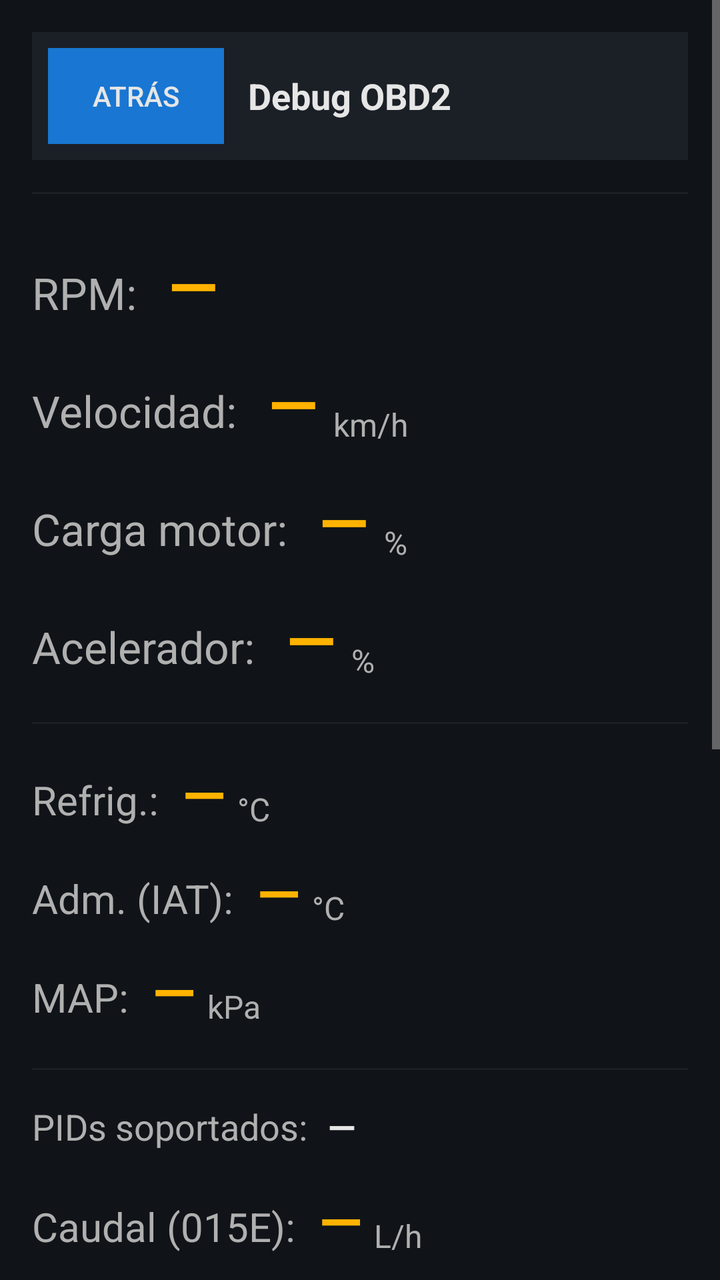
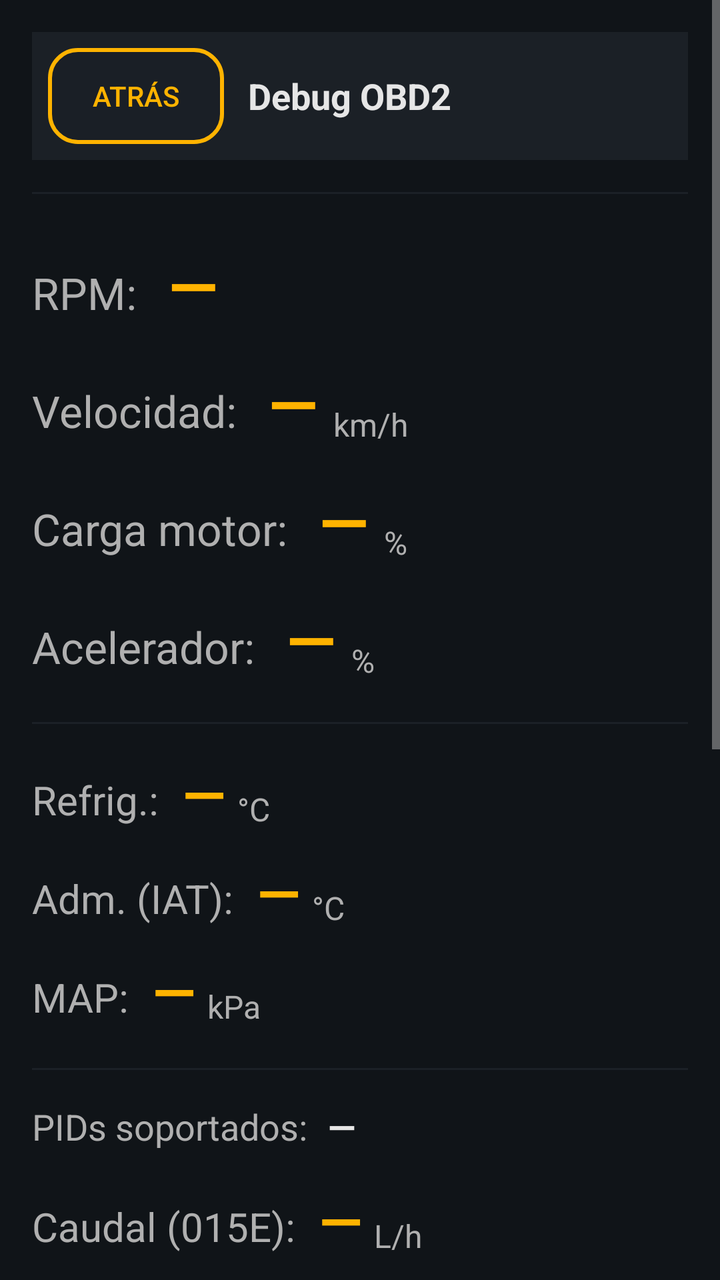

Screens rendered from an Android XML layout before and after an edit, with the pre-edit source and the edit as a unified diff.
<!-- AndroidManifest.xml: application theme Theme.ObdMap -->
<!-- res/layout/activity_obd_debug.xml -->
<?xml version="1.0" encoding="utf-8"?>
<ScrollView xmlns:android="http://schemas.android.com/apk/res/android"
    xmlns:tools="http://schemas.android.com/tools"
    android:layout_width="match_parent"
    android:layout_height="match_parent"
    android:background="@color/background_dark">

    <LinearLayout
        android:layout_width="match_parent"
        android:layout_height="wrap_content"
        android:orientation="vertical"
        android:padding="16dp">

        
        <LinearLayout
            android:layout_width="match_parent"
            android:layout_height="wrap_content"
            android:background="@color/surface_dark"
            android:orientation="horizontal"
            android:padding="8dp">

            <Button
                android:id="@+id/debugBackButton"
                android:layout_width="wrap_content"
                android:layout_height="wrap_content"
                android:layout_gravity="center_vertical"
                android:background="@color/primary_dark"
                android:paddingStart="16dp"
                android:paddingEnd="16dp"
                android:text="@string/debug_back_button"
                android:textColor="@color/text_primary"
                android:textSize="14sp" />

            <TextView
                android:layout_width="0dp"
                android:layout_height="wrap_content"
                android:layout_gravity="center_vertical"
                android:layout_marginStart="12dp"
                android:layout_weight="1"
                android:text="@string/debug_title"
                android:textColor="@color/text_primary"
                android:textSize="18sp"
                android:textStyle="bold" />
        </LinearLayout>

        
        <View
            android:layout_width="match_parent"
            android:layout_height="1dp"
            android:layout_marginTop="16dp"
            android:background="@color/surface_dark" />

        
        
        

        
        <LinearLayout
            android:layout_width="match_parent"
            android:layout_height="wrap_content"
            android:layout_marginTop="24dp"
            android:orientation="horizontal">

            <TextView
                android:layout_width="wrap_content"
                android:layout_height="wrap_content"
                android:text="@string/debug_rpm_label"
                android:textColor="@color/text_secondary"
                android:textSize="22sp" />

            <TextView
                android:id="@+id/debugRpmValue"
                android:layout_width="wrap_content"
                android:layout_height="wrap_content"
                android:layout_marginStart="16dp"
                android:text="@string/debug_no_data"
                android:textColor="@color/accent"
                android:textSize="32sp"
                android:textStyle="bold" />
        </LinearLayout>

        
        <LinearLayout
            android:layout_width="match_parent"
            android:layout_height="wrap_content"
            android:layout_marginTop="16dp"
            android:orientation="horizontal">

            <TextView
                android:layout_width="wrap_content"
                android:layout_height="wrap_content"
                android:text="@string/debug_speed_label"
                android:textColor="@color/text_secondary"
                android:textSize="22sp" />

            <TextView
                android:id="@+id/debugSpeedValue"
                android:layout_width="wrap_content"
                android:layout_height="wrap_content"
                android:layout_marginStart="16dp"
                android:text="@string/debug_no_data"
                android:textColor="@color/accent"
                android:textSize="32sp"
                android:textStyle="bold" />

            <TextView
                android:layout_width="wrap_content"
                android:layout_height="wrap_content"
                android:layout_marginStart="8dp"
                android:layout_gravity="bottom"
                android:text="@string/debug_speed_unit"
                android:textColor="@color/text_secondary"
                android:textSize="16sp" />
        </LinearLayout>

        
        <LinearLayout
            android:layout_width="match_parent"
            android:layout_height="wrap_content"
            android:layout_marginTop="16dp"
            android:orientation="horizontal">

            <TextView
                android:layout_width="wrap_content"
                android:layout_height="wrap_content"
                android:text="@string/debug_load_label"
                android:textColor="@color/text_secondary"
                android:textSize="22sp" />

            <TextView
                android:id="@+id/debugLoadValue"
                android:layout_width="wrap_content"
                android:layout_height="wrap_content"
                android:layout_marginStart="16dp"
                android:text="@string/debug_no_data"
                android:textColor="@color/accent"
                android:textSize="32sp"
                android:textStyle="bold" />

            <TextView
                android:layout_width="wrap_content"
                android:layout_height="wrap_content"
                android:layout_marginStart="8dp"
                android:layout_gravity="bottom"
                android:text="@string/debug_load_unit"
                android:textColor="@color/text_secondary"
                android:textSize="16sp" />
        </LinearLayout>

        
        <LinearLayout
            android:layout_width="match_parent"
            android:layout_height="wrap_content"
            android:layout_marginTop="16dp"
            android:orientation="horizontal">

            <TextView
                android:layout_width="wrap_content"
                android:layout_height="wrap_content"
                android:text="@string/debug_throttle_label"
                android:textColor="@color/text_secondary"
                android:textSize="22sp" />

            <TextView
                android:id="@+id/debugThrottleValue"
                android:layout_width="wrap_content"
                android:layout_height="wrap_content"
                android:layout_marginStart="16dp"
                android:text="@string/debug_no_data"
                android:textColor="@color/accent"
                android:textSize="32sp"
                android:textStyle="bold" />

            <TextView
                android:layout_width="wrap_content"
                android:layout_height="wrap_content"
                android:layout_marginStart="8dp"
                android:layout_gravity="bottom"
                android:text="@string/debug_throttle_unit"
                android:textColor="@color/text_secondary"
                android:textSize="16sp" />
        </LinearLayout>

        
        <View
            android:layout_width="match_parent"
            android:layout_height="1dp"
            android:layout_marginTop="20dp"
            android:background="@color/surface_dark" />

        
        
        

        
        <LinearLayout
            android:layout_width="match_parent"
            android:layout_height="wrap_content"
            android:layout_marginTop="16dp"
            android:orientation="horizontal">

            <TextView
                android:layout_width="wrap_content"
                android:layout_height="wrap_content"
                android:text="@string/debug_coolant_label"
                android:textColor="@color/text_secondary"
                android:textSize="20sp" />

            <TextView
                android:id="@+id/debugCoolantValue"
                android:layout_width="wrap_content"
                android:layout_height="wrap_content"
                android:layout_marginStart="12dp"
                android:text="@string/debug_no_data"
                android:textColor="@color/accent"
                android:textSize="28sp"
                android:textStyle="bold" />

            <TextView
                android:layout_width="wrap_content"
                android:layout_height="wrap_content"
                android:layout_marginStart="6dp"
                android:layout_gravity="bottom"
                android:text="@string/debug_coolant_unit"
                android:textColor="@color/text_secondary"
                android:textSize="16sp" />
        </LinearLayout>

        
        <LinearLayout
            android:layout_width="match_parent"
            android:layout_height="wrap_content"
            android:layout_marginTop="12dp"
            android:orientation="horizontal">

            <TextView
                android:layout_width="wrap_content"
                android:layout_height="wrap_content"
                android:text="@string/debug_iat_label"
                android:textColor="@color/text_secondary"
                android:textSize="20sp" />

            <TextView
                android:id="@+id/debugIatValue"
                android:layout_width="wrap_content"
                android:layout_height="wrap_content"
                android:layout_marginStart="12dp"
                android:text="@string/debug_no_data"
                android:textColor="@color/accent"
                android:textSize="28sp"
                android:textStyle="bold" />

            <TextView
                android:layout_width="wrap_content"
                android:layout_height="wrap_content"
                android:layout_marginStart="6dp"
                android:layout_gravity="bottom"
                android:text="@string/debug_iat_unit"
                android:textColor="@color/text_secondary"
                android:textSize="16sp" />
        </LinearLayout>

        
        <LinearLayout
            android:layout_width="match_parent"
            android:layout_height="wrap_content"
            android:layout_marginTop="12dp"
            android:orientation="horizontal">

            <TextView
                android:layout_width="wrap_content"
                android:layout_height="wrap_content"
                android:text="@string/debug_map_label"
                android:textColor="@color/text_secondary"
                android:textSize="20sp" />

            <TextView
                android:id="@+id/debugMapValue"
                android:layout_width="wrap_content"
                android:layout_height="wrap_content"
                android:layout_marginStart="12dp"
                android:text="@string/debug_no_data"
                android:textColor="@color/accent"
                android:textSize="28sp"
                android:textStyle="bold" />

            <TextView
                android:layout_width="wrap_content"
                android:layout_height="wrap_content"
                android:layout_marginStart="6dp"
                android:layout_gravity="bottom"
                android:text="@string/debug_map_unit"
                android:textColor="@color/text_secondary"
                android:textSize="16sp" />
        </LinearLayout>

        
        <View
            android:layout_width="match_parent"
            android:layout_height="1dp"
            android:layout_marginTop="20dp"
            android:background="@color/surface_dark" />

        
        
        

        
        <LinearLayout
            android:layout_width="match_parent"
            android:layout_height="wrap_content"
            android:layout_marginTop="16dp"
            android:orientation="horizontal">

            <TextView
                android:layout_width="wrap_content"
                android:layout_height="wrap_content"
                android:text="@string/debug_pids_label"
                android:textColor="@color/text_secondary"
                android:textSize="18sp" />

            <TextView
                android:id="@+id/debugPidsValue"
                android:layout_width="wrap_content"
                android:layout_height="wrap_content"
                android:layout_marginStart="10dp"
                android:text="@string/debug_no_data"
                android:textColor="@color/text_primary"
                android:textSize="18sp"
                android:textStyle="bold" />
        </LinearLayout>

        
        <LinearLayout
            android:layout_width="match_parent"
            android:layout_height="wrap_content"
            android:layout_marginTop="16dp"
            android:orientation="horizontal">

            <TextView
                android:layout_width="wrap_content"
                android:layout_height="wrap_content"
                android:text="@string/debug_fuelrate_label"
                android:textColor="@color/text_secondary"
                android:textSize="20sp" />

            <TextView
                android:id="@+id/debugFuelRateValue"
                android:layout_width="wrap_content"
                android:layout_height="wrap_content"
                android:layout_marginStart="12dp"
                android:text="@string/debug_no_data"
                android:textColor="@color/accent"
                android:textSize="28sp"
                android:textStyle="bold" />

            <TextView
                android:layout_width="wrap_content"
                android:layout_height="wrap_content"
                android:layout_marginStart="6dp"
                android:layout_gravity="bottom"
                android:text="@string/debug_fuelrate_unit"
                android:textColor="@color/text_secondary"
                android:textSize="16sp" />
        </LinearLayout>

        
        <LinearLayout
            android:layout_width="match_parent"
            android:layout_height="wrap_content"
            android:layout_marginTop="12dp"
            android:orientation="horizontal">

            <TextView
                android:layout_width="wrap_content"
                android:layout_height="wrap_content"
                android:text="@string/debug_fuel_method_label"
                android:textColor="@color/text_secondary"
                android:textSize="18sp" />

            <TextView
                android:id="@+id/debugFuelMethodValue"
                android:layout_width="wrap_content"
                android:layout_height="wrap_content"
                android:layout_marginStart="10dp"
                android:text="@string/debug_fuel_method_none"
                android:textColor="@color/text_primary"
                android:textSize="18sp"
                android:textStyle="bold" />
        </LinearLayout>

        
        <LinearLayout
            android:layout_width="match_parent"
            android:layout_height="wrap_content"
            android:layout_marginTop="16dp"
            android:orientation="horizontal">

            <TextView
                android:layout_width="wrap_content"
                android:layout_height="wrap_content"
                android:text="@string/debug_instant_lh_label"
                android:textColor="@color/text_secondary"
                android:textSize="22sp" />

            <TextView
                android:id="@+id/debugInstantLhValue"
                android:layout_width="wrap_content"
                android:layout_height="wrap_content"
                android:layout_marginStart="16dp"
                android:text="@string/debug_no_data"
                android:textColor="@color/accent"
                android:textSize="32sp"
                android:textStyle="bold" />

            <TextView
                android:layout_width="wrap_content"
                android:layout_height="wrap_content"
                android:layout_marginStart="8dp"
                android:layout_gravity="bottom"
                android:text="@string/debug_instant_lh_unit"
                android:textColor="@color/text_secondary"
                android:textSize="16sp" />
        </LinearLayout>

        
        <LinearLayout
            android:layout_width="match_parent"
            android:layout_height="wrap_content"
            android:layout_marginTop="12dp"
            android:orientation="horizontal">

            <TextView
                android:layout_width="wrap_content"
                android:layout_height="wrap_content"
                android:text="@string/debug_instant_l100km_label"
                android:textColor="@color/text_secondary"
                android:textSize="22sp" />

            <TextView
                android:id="@+id/debugInstantL100kmValue"
                android:layout_width="wrap_content"
                android:layout_height="wrap_content"
                android:layout_marginStart="16dp"
                android:text="@string/debug_no_data"
                android:textColor="@color/accent"
                android:textSize="32sp"
                android:textStyle="bold" />

            <TextView
                android:layout_width="wrap_content"
                android:layout_height="wrap_content"
                android:layout_marginStart="8dp"
                android:layout_gravity="bottom"
                android:text="@string/debug_instant_l100km_unit"
                android:textColor="@color/text_secondary"
                android:textSize="16sp" />
        </LinearLayout>

        
        <LinearLayout
            android:layout_width="match_parent"
            android:layout_height="wrap_content"
            android:layout_marginTop="12dp"
            android:orientation="horizontal">

            <TextView
                android:layout_width="wrap_content"
                android:layout_height="wrap_content"
                android:text="@string/debug_average_l100km_label"
                android:textColor="@color/text_secondary"
                android:textSize="22sp" />

            <TextView
                android:id="@+id/debugAverageL100kmValue"
                android:layout_width="wrap_content"
                android:layout_height="wrap_content"
                android:layout_marginStart="16dp"
                android:text="@string/debug_no_data"
                android:textColor="@color/accent"
                android:textSize="32sp"
                android:textStyle="bold" />

            <TextView
                android:layout_width="wrap_content"
                android:layout_height="wrap_content"
                android:layout_marginStart="8dp"
                android:layout_gravity="bottom"
                android:text="@string/debug_average_l100km_unit"
                android:textColor="@color/text_secondary"
                android:textSize="16sp" />
        </LinearLayout>

        
        <Button
            android:id="@+id/debugResetAvgButton"
            android:layout_width="wrap_content"
            android:layout_height="wrap_content"
            android:layout_marginTop="12dp"
            android:background="@color/primary_dark"
            android:paddingStart="20dp"
            android:paddingEnd="20dp"
            android:text="@string/debug_reset_avg_button"
            android:textColor="@color/text_primary"
            android:textSize="14sp" />

        
        <TextView
            android:layout_width="match_parent"
            android:layout_height="wrap_content"
            android:layout_marginTop="20dp"
            android:text="@string/debug_calib_label"
            android:textColor="@color/text_secondary"
            android:textSize="18sp" />

        <LinearLayout
            android:layout_width="match_parent"
            android:layout_height="wrap_content"
            android:layout_marginTop="8dp"
            android:orientation="horizontal">

            <EditText
                android:id="@+id/debugCalibInput"
                android:layout_width="0dp"
                android:layout_height="wrap_content"
                android:layout_gravity="center_vertical"
                android:layout_weight="1"
                android:hint="@string/debug_calib_label"
                android:inputType="numberDecimal"
                android:maxLength="6"
                android:textColor="@color/text_primary"
                android:textColorHint="@color/text_secondary"
                android:textSize="20sp"
                tools:ignore="Autofill" />

            <Button
                android:id="@+id/debugCalibSaveButton"
                android:layout_width="wrap_content"
                android:layout_height="wrap_content"
                android:layout_gravity="center_vertical"
                android:layout_marginStart="12dp"
                android:background="@color/primary_dark"
                android:paddingStart="20dp"
                android:paddingEnd="20dp"
                android:text="@string/debug_calib_save_button"
                android:textColor="@color/text_primary"
                android:textSize="14sp" />
        </LinearLayout>

        
        <View
            android:layout_width="match_parent"
            android:layout_height="1dp"
            android:layout_marginTop="20dp"
            android:background="@color/surface_dark" />

        
        
        

        
        <LinearLayout
            android:layout_width="match_parent"
            android:layout_height="wrap_content"
            android:layout_marginTop="16dp"
            android:orientation="horizontal">

            <TextView
                android:layout_width="wrap_content"
                android:layout_height="wrap_content"
                android:text="@string/debug_state_label"
                android:textColor="@color/text_secondary"
                android:textSize="15sp" />

            <TextView
                android:id="@+id/debugStateValue"
                android:layout_width="wrap_content"
                android:layout_height="wrap_content"
                android:layout_marginStart="8dp"
                android:text="@string/obd_state_connecting"
                android:textColor="@color/text_primary"
                android:textSize="15sp" />
        </LinearLayout>

        
        <TextView
            android:id="@+id/debugLastReading"
            android:layout_width="match_parent"
            android:layout_height="wrap_content"
            android:layout_marginTop="8dp"
            android:text="@string/debug_no_reading_yet"
            android:textColor="@color/text_secondary"
            android:textSize="13sp" />

    </LinearLayout>
</ScrollView>
<!-- resources referenced by this layout -->
<resources>
  <color name="accent">#FFFFB300</color>
  <color name="background_dark">#FF101418</color>
  <color name="primary_dark">#FF1976D2</color>
  <color name="surface_dark">#FF1B2026</color>
  <color name="text_primary">#FFE6E6E6</color>
  <color name="text_secondary">#FFB0B0B0</color>
  <string name="debug_average_l100km_label">Consumo medio:</string>
  <string name="debug_average_l100km_unit">L/100km</string>
  <string name="debug_back_button">Atrás</string>
  <string name="debug_calib_label">Calibración qMax (mg/carrera):</string>
  <string name="debug_calib_save_button">Guardar</string>
  <string name="debug_coolant_label">Refrig.:</string>
  <string name="debug_coolant_unit">°C</string>
  <string name="debug_fuel_method_label">Método consumo:</string>
  <string name="debug_fuel_method_none">Sin dato</string>
  <string name="debug_fuelrate_label">Caudal (015E):</string>
  <string name="debug_fuelrate_unit">L/h</string>
  <string name="debug_iat_label">Adm. (IAT):</string>
  <string name="debug_iat_unit">°C</string>
  <string name="debug_instant_l100km_label">Consumo inst.:</string>
  <string name="debug_instant_l100km_unit">L/100km</string>
  <string name="debug_instant_lh_label">Consumo inst.:</string>
  <string name="debug_instant_lh_unit">L/h</string>
  <string name="debug_load_label">Carga motor:</string>
  <string name="debug_load_unit">%</string>
  <string name="debug_map_label">MAP:</string>
  <string name="debug_map_unit">kPa</string>
  <string name="debug_no_data">—</string>
  <string name="debug_no_reading_yet">Sin lecturas aún</string>
  <string name="debug_pids_label">PIDs soportados:</string>
  <string name="debug_reset_avg_button">Reiniciar medio</string>
  <string name="debug_rpm_label">RPM:</string>
  <string name="debug_speed_label">Velocidad:</string>
  <string name="debug_speed_unit">km/h</string>
  <string name="debug_state_label">Estado:</string>
  <string name="debug_throttle_label">Acelerador:</string>
  <string name="debug_throttle_unit">%</string>
  <string name="debug_title">Debug OBD2</string>
  <string name="obd_state_connecting">Conectando…</string>
  <style name="Theme.ObdMap" parent="Theme.AppCompat.NoActionBar">
          <item name="colorPrimary">@color/primary</item>
          <item name="colorPrimaryDark">@color/primary_dark</item>
          <item name="colorAccent">@color/accent</item>
          <item name="android:windowBackground">@color/background_dark</item>
          <item name="android:textColorPrimary">@color/text_primary</item>
          <item name="android:textColorSecondary">@color/text_secondary</item>
          <item name="android:windowFullscreen">true</item>
      </style>
  <color name="primary">#FF2196F3</color>
</resources>

<!-- the commit's change to res/layout/activity_obd_debug.xml (unified diff, before → after) -->
@@ -24,11 +24,11 @@
                 android:layout_width="wrap_content"
                 android:layout_height="wrap_content"
                 android:layout_gravity="center_vertical"
-                android:background="@color/primary_dark"
+                android:background="@drawable/btn_hud_night"
                 android:paddingStart="16dp"
                 android:paddingEnd="16dp"
                 android:text="@string/debug_back_button"
-                android:textColor="@color/text_primary"
+                android:textColor="@color/accent"
                 android:textSize="14sp" />
 
             <TextView
@@ -497,11 +497,11 @@
             android:layout_width="wrap_content"
             android:layout_height="wrap_content"
             android:layout_marginTop="12dp"
-            android:background="@color/primary_dark"
+            android:background="@drawable/btn_hud_night"
             android:paddingStart="20dp"
             android:paddingEnd="20dp"
             android:text="@string/debug_reset_avg_button"
-            android:textColor="@color/text_primary"
+            android:textColor="@color/accent"
             android:textSize="14sp" />
 
         
@@ -539,11 +539,11 @@
                 android:layout_height="wrap_content"
                 android:layout_gravity="center_vertical"
                 android:layout_marginStart="12dp"
-                android:background="@color/primary_dark"
+                android:background="@drawable/btn_hud_primary"
                 android:paddingStart="20dp"
                 android:paddingEnd="20dp"
                 android:text="@string/debug_calib_save_button"
-                android:textColor="@color/text_primary"
+                android:textColor="@color/on_accent"
                 android:textSize="14sp" />
         </LinearLayout>
 
<!-- resource entries referenced after the edit -->
@@ -2,10 +2,39 @@
 <resources>
   <color name="accent">#FFFFB300</color>
   <color name="background_dark">#FF101418</color>
+  <color name="on_accent">#FF101418</color>
   <color name="primary_dark">#FF1976D2</color>
   <color name="surface_dark">#FF1B2026</color>
   <color name="text_primary">#FFE6E6E6</color>
   <color name="text_secondary">#FFB0B0B0</color>
+  <!-- drawable btn_hud_night (drawable) -->
+  <?xml version="1.0" encoding="utf-8"?>
+  <ripple xmlns:android="http://schemas.android.com/apk/res/android"
+      android:color="@color/accent">
+      <item>
+          <shape android:shape="rectangle">
+              <solid android:color="#CC1B2026" />
+              <stroke
+                  android:width="2dp"
+                  android:color="@color/accent" />
+              <corners android:radius="14dp" />
+          </shape>
+      </item>
+  </ripple>
+  <!-- drawable btn_hud_primary (drawable) -->
+  <?xml version="1.0" encoding="utf-8"?>
+  <ripple xmlns:android="http://schemas.android.com/apk/res/android"
+      android:color="@color/on_accent">
+      <item>
+          <shape android:shape="rectangle">
+              <solid android:color="@color/accent" />
+              <stroke
+                  android:width="2dp"
+                  android:color="@color/accent" />
+              <corners android:radius="14dp" />
+          </shape>
+      </item>
+  </ripple>
   <string name="debug_average_l100km_label">Consumo medio:</string>
   <string name="debug_average_l100km_unit">L/100km</string>
   <string name="debug_back_button">Atrás</string>
